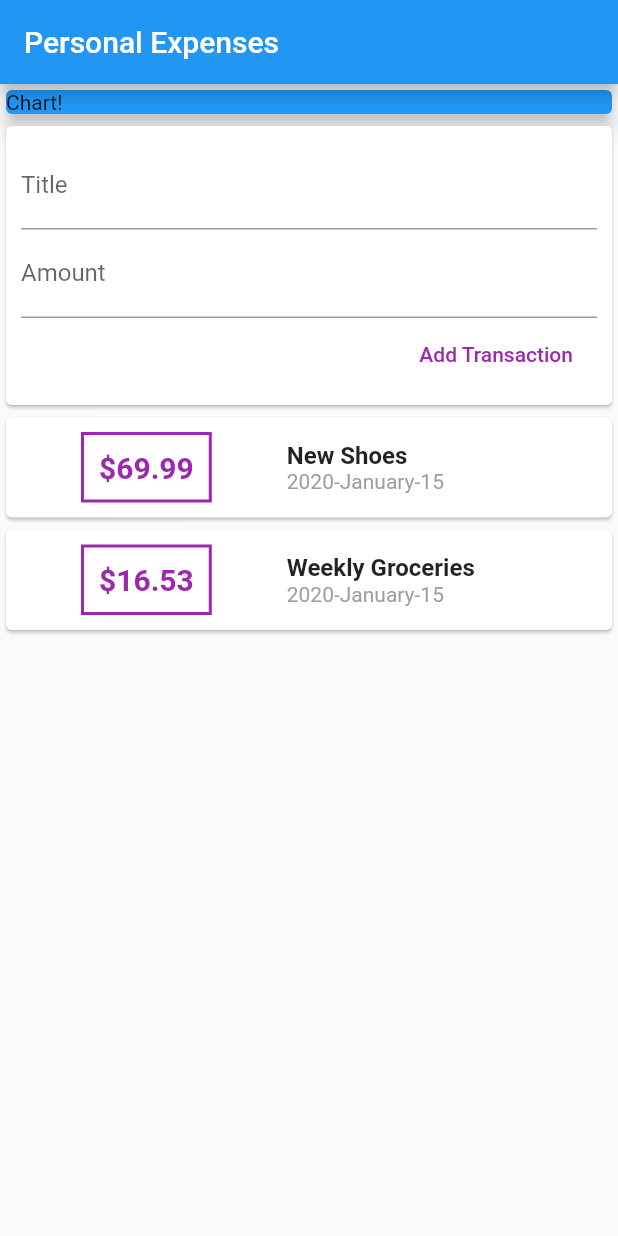
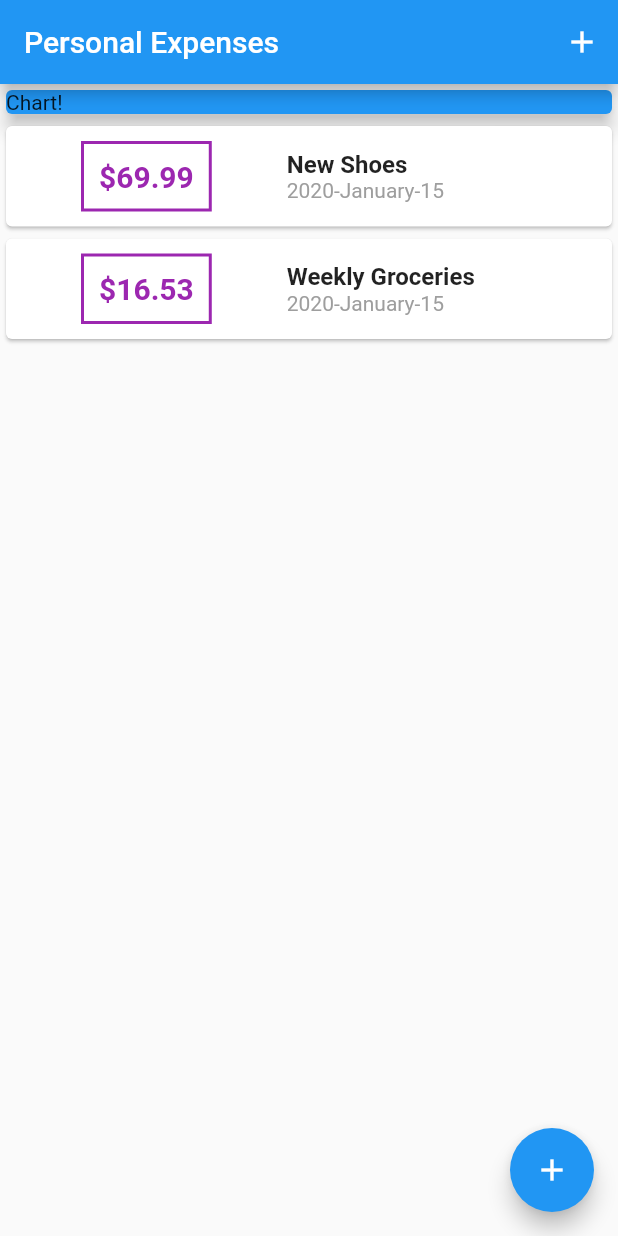
Before and after one commit to ituxka/personal_expenses, a Flutter app: the screen it shows after launch, on a phone screen of 412 x 824 dp. Run offline on Flutter 3.47's test engine with Material 2 defaults, Android fonts, the phone set to English and light mode, and no system bars; our stand-ins replace date_format.

```diff
--- a/lib/main.dart
+++ b/lib/main.dart
@@ -1,6 +1,8 @@
 import 'package:flutter/material.dart';
+import 'package:personal_expenses/models/transaction.dart';
 import 'package:personal_expenses/widgets/chart/chart.dart';
-import 'package:personal_expenses/widgets/transactions/user_transactions.dart';
+import 'package:personal_expenses/widgets/transactions/new_transaction.dart';
+import 'package:personal_expenses/widgets/transactions/transaction_list.dart';
 
 void main() => runApp(MyApp());
 
@@ -13,18 +15,70 @@ class MyApp extends StatelessWidget {
   }
 }
 
-class MyHomePage extends StatelessWidget {
+class MyHomePage extends StatefulWidget {
+  @override
+  _MyHomePageState createState() => _MyHomePageState();
+}
+
+class _MyHomePageState extends State<MyHomePage> {
+  List<Transaction> _userTransactions = [
+    Transaction(
+      id: '1',
+      title: 'New Shoes',
+      amount: 69.99,
+      date: DateTime.now(),
+    ),
+    Transaction(
+      id: '2',
+      title: 'Weekly Groceries',
+      amount: 16.53,
+      date: DateTime.now(),
+    ),
+  ];
+
+  void _addNewTransaction(String title, double amount) {
+    final newTx = Transaction(
+      id: DateTime.now().toString(),
+      title: title,
+      amount: amount,
+      date: DateTime.now(),
+    );
+
+    setState(() {
+      _userTransactions.add(newTx);
+    });
+  }
+
+  void _showNewTransactionArea(BuildContext ctx) {
+    showModalBottomSheet(
+      context: ctx,
+      builder: (_) {
+        return NewTransaction(_addNewTransaction);
+      },
+    );
+  }
+
   @override
   Widget build(BuildContext context) {
     return Scaffold(
       appBar: AppBar(
         title: Text('Personal Expenses'),
+        actions: <Widget>[
+          IconButton(
+            icon: Icon(Icons.add),
+            onPressed: () => _showNewTransactionArea(context),
+          ),
+        ],
+      ),
+      floatingActionButton: FloatingActionButton(
+        child: Icon(Icons.add),
+        onPressed: () => _showNewTransactionArea(context),
       ),
       body: Column(
         children: <Widget>[
           Chart(),
           Expanded(
-            child: UserTransactions(),
+            child: TransactionList(_userTransactions),
           ),
         ],
       ),
--- a/lib/models/transaction.dart
+++ b/lib/models/transaction.dart
@@ -13,3 +13,5 @@ class Transaction {
     @required this.date,
   });
 }
+
+typedef NewTransactionCb = void Function(String title, double amount);
--- a/lib/widgets/transactions/user_transactions.dart
+++ /dev/null
@@ -1,53 +0,0 @@
-import 'package:flutter/material.dart';
-import 'package:personal_expenses/models/transaction.dart';
-import 'package:personal_expenses/widgets/transactions/new_transaction.dart';
-import 'package:personal_expenses/widgets/transactions/transaction_list.dart';
-
-typedef void NewTransactionCb(String title, double amount);
-
-class UserTransactions extends StatefulWidget {
-  @override
-  _UserTransactionsState createState() => _UserTransactionsState();
-}
-
-class _UserTransactionsState extends State<UserTransactions> {
-  List<Transaction> _userTransactions = [
-    Transaction(
-      id: '1',
-      title: 'New Shoes',
-      amount: 69.99,
-      date: DateTime.now(),
-    ),
-    Transaction(
-      id: '2',
-      title: 'Weekly Groceries',
-      amount: 16.53,
-      date: DateTime.now(),
-    ),
-  ];
-
-  void _addNewTransaction(String title, double amount) {
-    final newTx = Transaction(
-      id: DateTime.now().toString(),
-      title: title,
-      amount: amount,
-      date: DateTime.now(),
-    );
-
-    setState(() {
-      _userTransactions.add(newTx);
-    });
-  }
-
-  @override
-  Widget build(BuildContext context) {
-    return Column(
-      children: <Widget>[
-        NewTransaction(_addNewTransaction),
-        Expanded(
-          child: TransactionList(_userTransactions),
-        ),
-      ],
-    );
-  }
-}
```
Also changed, not shown: lib/widgets/transactions/new_transaction.dart (+11 -3 lines).
